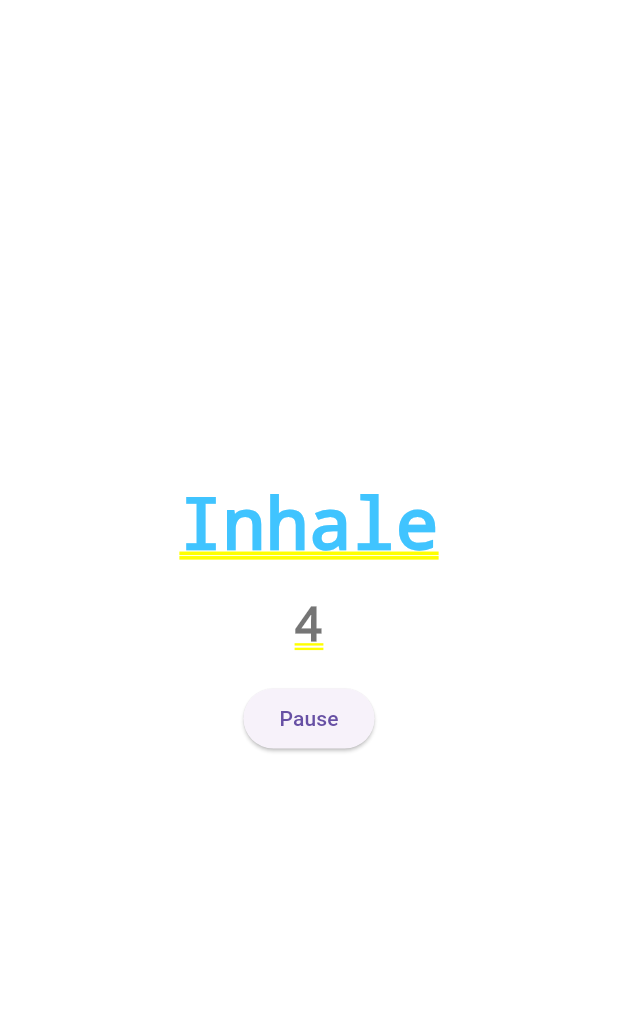
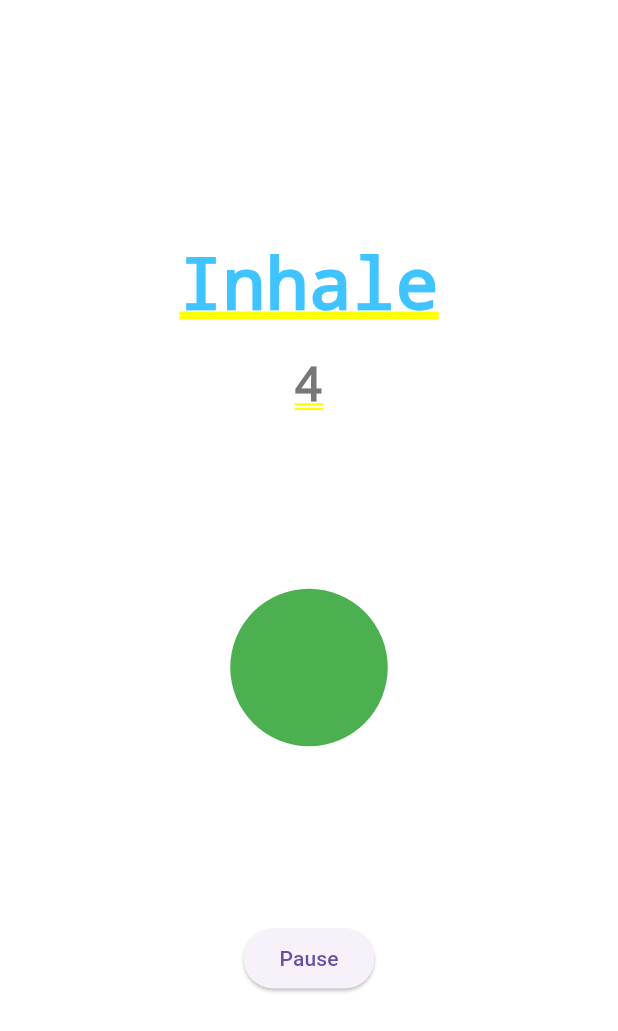
Before and after one commit to pkim0/stress-less-app, a Flutter app: the SoundScapeScreen screen opened directly, in the side drawer, after a tap on "Breathing Exercise", on a phone screen of 412 x 824 dp. Shown: the top 1031 px of the screen. Run offline on Flutter 3.47's test engine with Material 3 defaults, Android fonts, the light colour scheme and no system bars; our stand-ins replace just_audio, sqflite; accounts and stored records are empty.

Commit message:
Added expanding/contracting circle for breathing exercise, more audio options in 'Audio'. Fixed bug with start/resume and cleaned some code.

```diff
--- a/lib/screens/breathing_exercise_component.dart
+++ b/lib/screens/breathing_exercise_component.dart
@@ -10,50 +10,84 @@ class BreathingExerciseComponent extends StatefulWidget {
 }
 
 class _BreathingExerciseComponentState
-    extends State<BreathingExerciseComponent> {
+    extends State<BreathingExerciseComponent> with SingleTickerProviderStateMixin {
   late Timer _timer;
   String _breathState = "Inhale";
   int _counter = 5;
-  bool _isRunning = true;
+  late AnimationController _animationController;
+  late Animation<double> _animation;
+  bool _isPaused = false;
 
   @override
   void initState() {
     super.initState();
+    _animationController = AnimationController(
+      vsync: this,
+      duration: const Duration(seconds: 5), // Duration for inhale and exhale
+    );
+    _animation = Tween<double>(begin: 50.0, end: 300.0).animate(_animationController)
+      ..addListener(() {
+        setState(() {});
+      });
     _startBreathingCycle();
+    _animationController.forward();
   }
 
   void _startBreathingCycle() {
     _timer = Timer.periodic(const Duration(seconds: 1), (timer) {
-      if (_isRunning) {
+      if (!_isPaused) {
         setState(() {
           if (_counter > 1) {
             _counter--;
           } else {
+            if (_breathState == "Inhale") {
               _counter = 5;
-            _breathState = _breathState == "Inhale" ? "Exhale" : "Inhale";
+              _breathState = "Exhale";
+              _animationController.reverse();
+            } else {
+              _counter = 5;
+              _breathState = "Inhale";
+              _animationController.forward();
+            }
           }
         });
       }
     });
   }
 
-  void _toggleBreathing() {
+  void _pauseBreathing() {
     setState(() {
-      _isRunning = !_isRunning;
+      _isPaused = true;
+      _animationController.stop();
+    });
+  }
+
+  void _resumeBreathing() {
+    setState(() {
+      _isPaused = false;
+      if (_breathState == "Inhale") {
+        _animationController.forward();
+      } else {
+        _animationController.reverse();
+      }
     });
   }
 
   @override
   void dispose() {
     _timer.cancel();
+    _animationController.dispose();
     super.dispose();
   }
 
   @override
   Widget build(BuildContext context) {
-    return Center(
+    return Container(
+      color: Colors.white,
+      child: Center(
         child: Column(
           mainAxisAlignment: MainAxisAlignment.center,
+          mainAxisSize: MainAxisSize.min, // Make the column take minimum space
           children: [
             Text(
               _breathState,
@@ -66,14 +100,35 @@ class _BreathingExerciseComponentState
             const SizedBox(height: 20),
             Text(
               '$_counter',
-            style: const TextStyle(fontSize: 32, color: Colors.black54),
+              style: const TextStyle(fontSize: 32, color: Color.fromARGB(136, 0, 0, 0)),
             ),
             const SizedBox(height: 20),
+            Container(
+              width: 300.0, // Fixed width to prevent moving other elements
+              height: 300.0, // Fixed height to prevent moving other elements
+              child: Center(
+                child: Container(
+                  width: _animation.value,
+                  height: _animation.value,
+                  decoration: BoxDecoration(
+                    color: Colors.green,
+                    shape: BoxShape.circle,
+                  ),
+                ),
+              ),
+            ),
+            const SizedBox(height: 20),
+            Row(
+              mainAxisAlignment: MainAxisAlignment.center,
+              children: [
                 ElevatedButton(
-            onPressed: _toggleBreathing,
-            child: Text(_isRunning ? 'Pause' : 'Resume'),
+                  onPressed: _isPaused ? _resumeBreathing : _pauseBreathing,
+                  child: Text(_isPaused ? 'Resume' : 'Pause'),
                 ),
               ],
+            ),
+          ],
+        ),
       ),
     );
   }
```
Also changed, not shown: lib/screens/about_screen.dart (+8 -5 lines), lib/screens/audio_screen.dart (+19 -1 lines), lib/main.dart (line endings or trailing spaces), pubspec.lock, 4 other files. Lines whose indentation alone changed are shown as unchanged.
